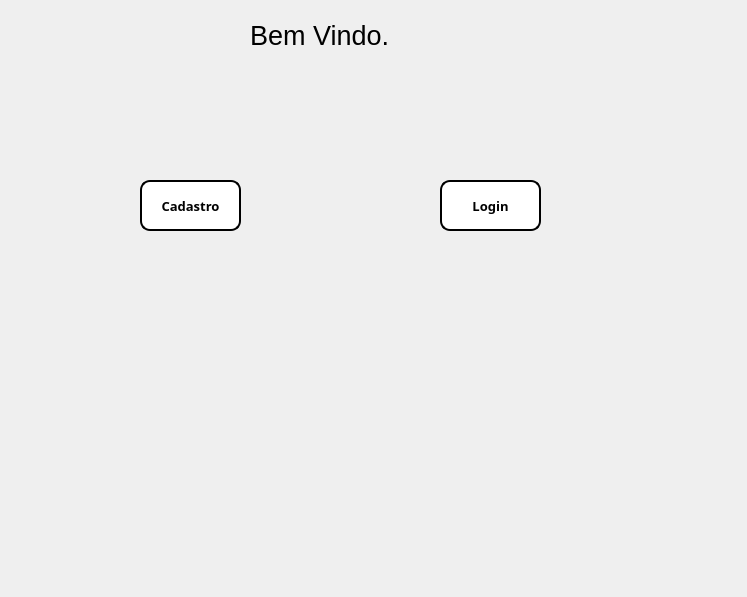
This is telas_SD/tela_inicial.ui in Luizfelipenog/SistemaBiblioteca as Qt 5 draws it before an edit. The edited form follows.
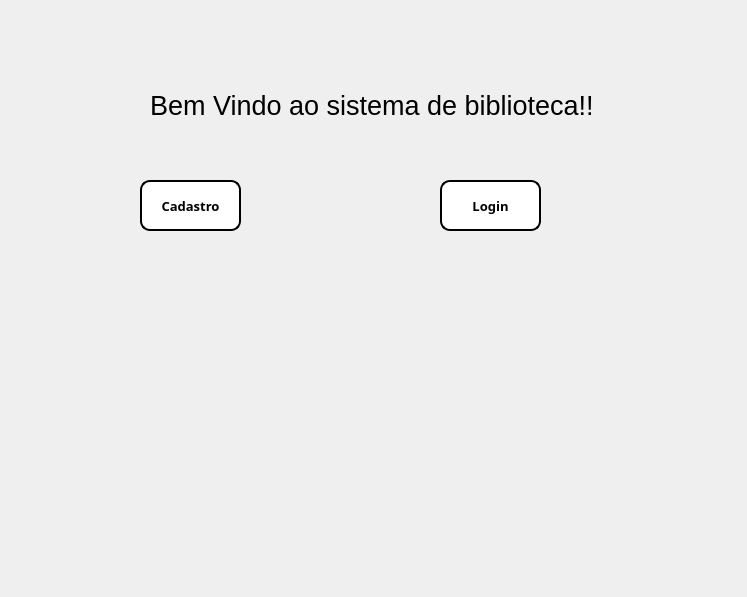
This is the edited form.

```diff
--- a/telas_SD/tela_inicial.ui
+++ b/telas_SD/tela_inicial.ui
@@ -16,9 +16,9 @@
   <widget class="QLabel" name="label">
    <property name="geometry">
     <rect>
-     <x>250</x>
-     <y>-10</y>
-     <width>291</width>
+     <x>150</x>
+     <y>60</y>
+     <width>461</width>
      <height>91</height>
     </rect>
    </property>
@@ -28,7 +28,7 @@
     </font>
    </property>
    <property name="text">
-    <string>Bem Vindo.</string>
+    <string>Bem Vindo ao sistema de biblioteca!!</string>
    </property>
   </widget>
   <widget class="QPushButton" name="confirm">
```
